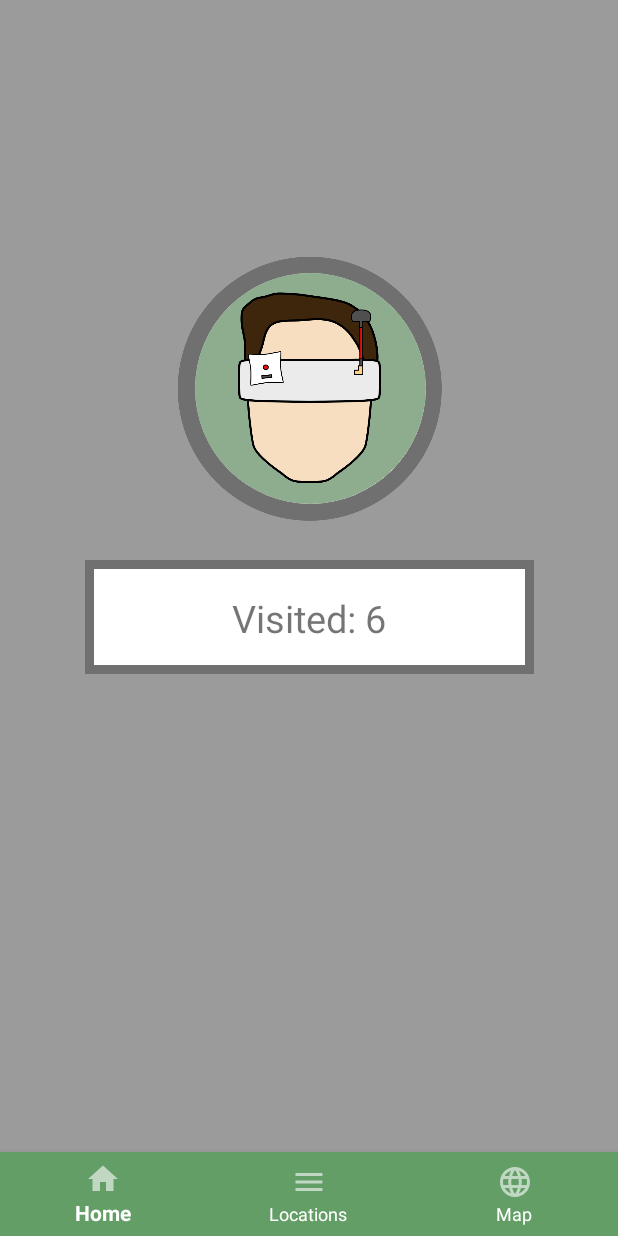
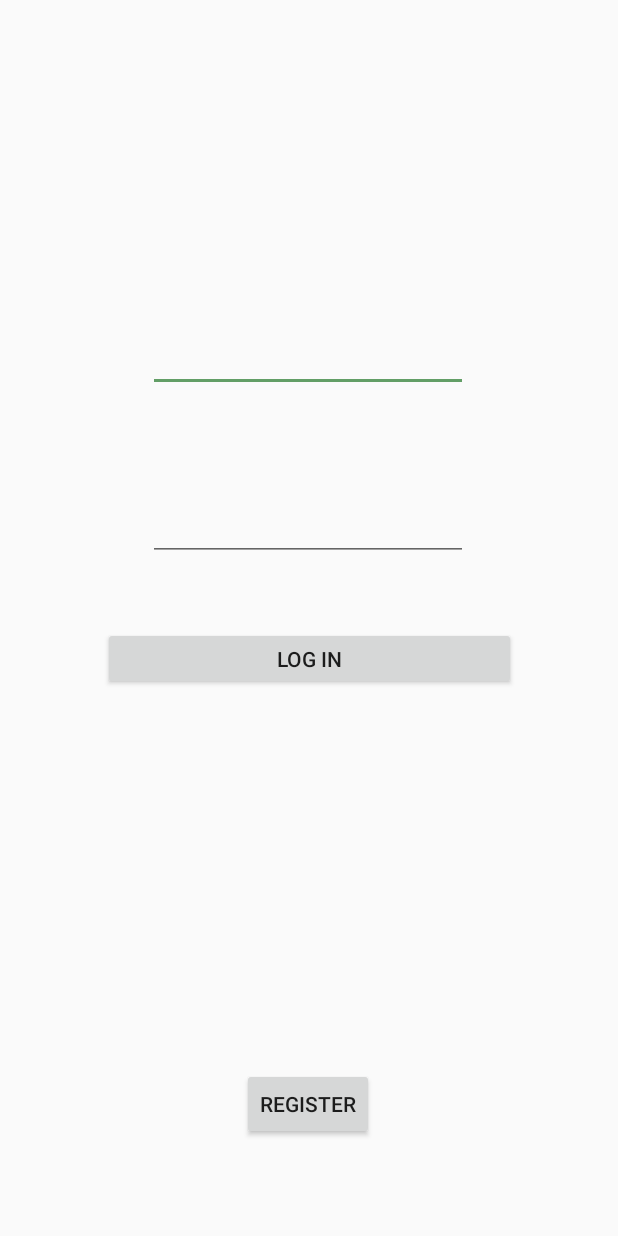
Before and after one commit to aschlus/FlightLoc, an Android app: the screen it shows after launch (MainActivity before the commit, SignInActivity after it), on a phone screen of 412 x 824 dp. Run offline under Robolectric (Android 15) with nearby library versions, the phone set to English and light mode, and no system bars; our stand-ins replace Firebase (no records; nobody signed in at launch, a user with empty details on screens opened directly).

Commit message:
Firebase auth working

```diff
--- a/app/build.gradle
+++ b/app/build.gradle
@@ -42,7 +42,6 @@ dependencies {
     implementation platform('com.google.firebase:firebase-bom:26.1.0')
     implementation 'com.google.firebase:firebase-analytics-ktx'
     implementation 'com.google.firebase:firebase-firestore-ktx'
-    implementation 'org.jetbrains.kotlinx:kotlinx-coroutines-play-services:1.1.1'
-    implementation 'com.firebaseui:firebase-ui-database:6.2.1'
+    implementation 'com.google.firebase:firebase-auth-ktx'
 
 }
--- a/app/src/main/AndroidManifest.xml
+++ b/app/src/main/AndroidManifest.xml
@@ -9,13 +9,14 @@
         android:roundIcon="@mipmap/ic_launcher_round"
         android:supportsRtl="true"
         android:theme="@style/AppTheme">
-        <activity android:name=".MainActivity">
+        <activity android:name=".SignInActivity">
             <intent-filter>
                 <action android:name="android.intent.action.MAIN" />
 
                 <category android:name="android.intent.category.LAUNCHER" />
             </intent-filter>
         </activity>
+        <activity android:name=".MainActivity"/>
     </application>
 
 </manifest>
--- /dev/null
+++ b/app/src/main/java/ashex/flightloc/SignInActivity.kt
@@ -0,0 +1,86 @@
+package ashex.flightloc
+
+import android.content.Intent
+import android.os.Bundle
+import android.util.Log
+import android.widget.Button
+import android.widget.EditText
+import android.widget.Toast
+import androidx.appcompat.app.AppCompatActivity
+import com.google.firebase.auth.FirebaseAuth
+import com.google.firebase.auth.ktx.auth
+import com.google.firebase.ktx.Firebase
+
+class SignInActivity : AppCompatActivity() {
+
+    lateinit var loginBtn: Button
+    lateinit var registerBtn: Button
+    lateinit var emailEdit: EditText
+    lateinit var passwordEdit: EditText
+
+    private lateinit var mAuth: FirebaseAuth
+
+    override fun onCreate(savedInstanceState: Bundle?) {
+        super.onCreate(savedInstanceState)
+        setContentView(R.layout.activity_signin)
+
+        loginBtn = findViewById(R.id.loginBtn)
+        registerBtn = findViewById(R.id.registerBtn)
+        emailEdit = findViewById(R.id.emailEdit)
+        passwordEdit = findViewById(R.id.passwordEdit)
+
+        mAuth = Firebase.auth
+
+        loginBtn.setOnClickListener {
+            val email = emailEdit.text.toString()
+            val pass = passwordEdit.text.toString()
+            mAuth.signInWithEmailAndPassword(email, pass)
+                .addOnCompleteListener(this) {task ->
+                    if (task.isSuccessful) {
+                        val user = mAuth.currentUser
+                        Log.d("Auth", "$user signed in")
+                        Toast.makeText(this, "${user?.email} Signed In", Toast.LENGTH_LONG).show()
+                        val intent = Intent(this, MainActivity::class.java)
+                        startActivity(intent)
+                        finish()
+                    }
+                    else {
+                        Log.w("Auth", "Failed to sign in user, Email: $email, Pass: $pass", task.exception)
+                        Toast.makeText(this, "Authentication Failed", Toast.LENGTH_SHORT).show()
+                    }
+                }
+        }
+
+        registerBtn.setOnClickListener {
+            val email = emailEdit.text.toString()
+            val pass = passwordEdit.text.toString()
+            mAuth.createUserWithEmailAndPassword(email, pass)
+                .addOnCompleteListener(this) { task ->
+                if (task.isSuccessful) {
+                    val user = mAuth.currentUser
+                    Log.d("Auth", "Created user $user")
+                    val intent = Intent(this, MainActivity::class.java)
+                    startActivity(intent)
+                    finish()
+                }
+                else {
+                    Log.w("Auth", "Failed to create user, Email: $email, Pass: $pass", task.exception)
+                    Toast.makeText(this, "Authentication Failed", Toast.LENGTH_SHORT).show()
+                }
+
+            }
+        }
+
+    }
+
+    override fun onStart() {
+        super.onStart()
+        val currentUser = mAuth.currentUser?.email
+        if (currentUser != null) {
+            Toast.makeText(this, "$currentUser Signed In", Toast.LENGTH_LONG).show()
+            val intent = Intent(this, MainActivity::class.java)
+            startActivity(intent)
+            finish()
+        }
+    }
+}
--- /dev/null
+++ b/app/src/main/res/layout/activity_signin.xml
@@ -0,0 +1,55 @@
+<?xml version="1.0" encoding="utf-8"?>
+<androidx.constraintlayout.widget.ConstraintLayout xmlns:android="http://schemas.android.com/apk/res/android"
+    xmlns:app="http://schemas.android.com/apk/res-auto"
+    xmlns:tools="http://schemas.android.com/tools"
+    android:layout_width="match_parent"
+    android:layout_height="match_parent">
+
+    <EditText
+        android:id="@+id/emailEdit"
+        android:layout_width="wrap_content"
+        android:layout_height="wrap_content"
+        android:layout_marginTop="216dp"
+        android:ems="10"
+        android:inputType="textEmailAddress"
+        app:layout_constraintEnd_toEndOf="parent"
+        app:layout_constraintHorizontal_bias="0.497"
+        app:layout_constraintStart_toStartOf="parent"
+        app:layout_constraintTop_toTopOf="parent" />
+
+    <EditText
+        android:id="@+id/passwordEdit"
+        android:layout_width="wrap_content"
+        android:layout_height="wrap_content"
+        android:ems="10"
+        android:inputType="textPassword"
+        app:layout_constraintBottom_toBottomOf="parent"
+        app:layout_constraintEnd_toEndOf="parent"
+        app:layout_constraintHorizontal_bias="0.497"
+        app:layout_constraintStart_toStartOf="parent"
+        app:layout_constraintTop_toBottomOf="@+id/emailEdit"
+        app:layout_constraintVertical_bias="0.13" />
+
+    <Button
+        android:id="@+id/registerBtn"
+        android:layout_width="wrap_content"
+        android:layout_height="wrap_content"
+        android:text="Register"
+        app:layout_constraintBottom_toBottomOf="parent"
+        app:layout_constraintEnd_toEndOf="parent"
+        app:layout_constraintHorizontal_bias="0.498"
+        app:layout_constraintStart_toStartOf="parent"
+        app:layout_constraintTop_toBottomOf="@+id/loginBtn"
+        app:layout_constraintVertical_bias="0.797" />
+
+    <Button
+        android:id="@+id/loginBtn"
+        android:layout_width="275dp"
+        android:layout_height="42dp"
+        android:layout_marginTop="44dp"
+        android:text="Log In"
+        app:layout_constraintEnd_toEndOf="parent"
+        app:layout_constraintHorizontal_bias="0.501"
+        app:layout_constraintStart_toStartOf="parent"
+        app:layout_constraintTop_toBottomOf="@+id/passwordEdit" />
+</androidx.constraintlayout.widget.ConstraintLayout>
```
Also changed, not shown: app/src/main/java/ashex/flightloc/HomeFragment.kt (+20 -2 lines), app/src/main/java/ashex/flightloc/LocationListFragment.kt (+1 -12 lines), app/src/main/res/layout/fragment_home.xml (+13 -0 lines), 1 other file.
